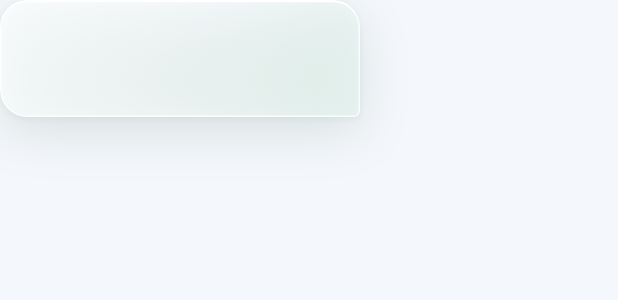
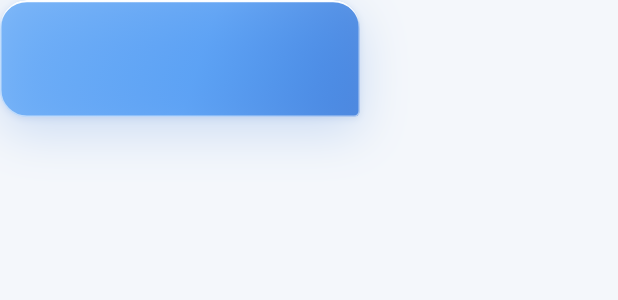
Before and after one commit to abdualiev088/qori_app, a Flutter app: the _SpeechBubble widget shown alone on an empty page, opened directly with empty values, on a phone screen of 412 x 824 dp. Shown: the top 300 px of the screen. Run offline on Flutter 3.47's test engine with Material 3 defaults, Android fonts, the phone set to English and light mode, and no system bars; our stand-ins replace audio_service, flutter_svg, google_fonts, just_audio, shared_preferences; missing offline and left inert: audio_session; accounts and stored records are empty; statements that could not run were skipped.

Commit message:
Sweep wavy light across the main card's ribs and tint Hifdth's question blue
Three bands of light drift right to left over the rib lines, each bending
in a slow wave; they hold still with Reduce Motion on. The question bubble
is now blue glass in Hifdth's speaking colour with white text.

Co-Authored-By: Claude Opus 5.5 <noreply@anthropic.com>

```diff
--- a/lib/screens/home_screen.dart
+++ b/lib/screens/home_screen.dart
@@ -405,6 +405,8 @@ class _SpeechBubbleState extends State<_SpeechBubble> with SingleTickerProviderS
   /// A short breath between the question and the line under it.
   static const _pause = 140;
 
+  static const _bodyColor = Color(0xE6FFFFFF);
+
   static final _total = (_title.length + _body.length - 1) * _step + _pause + _fade;
 
   late final _typing = AnimationController(vsync: this, duration: Duration(milliseconds: _total));
@@ -464,7 +466,8 @@ class _SpeechBubbleState extends State<_SpeechBubble> with SingleTickerProviderS
           child: Container(
             constraints: const BoxConstraints(maxWidth: 240),
             margin: const EdgeInsets.only(bottom: 18), // the tail points at Hifdth's face
-            // Frosted only lightly, so the surah numbers behind still show through faintly.
+            // Hifdth's speaking blue as tinted glass, frosted only lightly so the surah
+            // numbers behind still show through faintly.
             child: LiquidGlass(
               radius: 18,
               corners: const BorderRadius.only(
@@ -474,15 +477,15 @@ class _SpeechBubbleState extends State<_SpeechBubble> with SingleTickerProviderS
                 bottomRight: Radius.circular(4),
               ),
               blur: 4,
-              borderColor: const Color(0xCCFFFFFF),
+              borderColor: const Color(0x8CFFFFFF),
               shadows: const [
-                BoxShadow(color: Color(0x1F14462D), offset: Offset(0, 10), blurRadius: 28),
-                BoxShadow(color: Color(0x0F14462D), offset: Offset(0, 1), blurRadius: 3),
+                BoxShadow(color: Color(0x332A6FD6), offset: Offset(0, 10), blurRadius: 28),
+                BoxShadow(color: Color(0x1A1D58B5), offset: Offset(0, 1), blurRadius: 3),
               ],
               fill: const LinearGradient(
                 begin: Alignment.topLeft,
                 end: Alignment.bottomRight,
-                colors: [Color(0xC7FFFFFF), Color(0x99FFFFFF), Color(0xA6EAF6F0)],
+                colors: [Color(0xC25FA6F5), Color(0xB33B8EF0), Color(0xC72A6FD6)],
                 stops: [0, .55, 1],
               ),
               child: Padding(
@@ -497,13 +500,13 @@ class _SpeechBubbleState extends State<_SpeechBubble> with SingleTickerProviderS
                       crossAxisAlignment: CrossAxisAlignment.start,
                       children: [
                         Text.rich(
-                          TextSpan(children: _words(_title, 0, ms, HColors.ink)),
-                          style: HText.inter(size: 14, weight: FontWeight.w600, height: 1.3, color: HColors.ink),
+                          TextSpan(children: _words(_title, 0, ms, Colors.white)),
+                          style: HText.inter(size: 14, weight: FontWeight.w600, height: 1.3, color: Colors.white),
                         ),
                         const SizedBox(height: 2),
                         Text.rich(
-                          TextSpan(children: _words(_body, bodyStart, ms, HColors.ink2)),
-                          style: HText.inter(size: 13, height: 1.3, color: HColors.ink2),
+                          TextSpan(children: _words(_body, bodyStart, ms, _bodyColor)),
+                          style: HText.inter(size: 13, height: 1.3, color: _bodyColor),
                         ),
                       ],
                     );
```
Also changed, not shown: lib/widgets/hifdth_card.dart (+9 -1 lines), lib/widgets/ribbed_glass.dart (+56 -0 lines), 2 other files.
